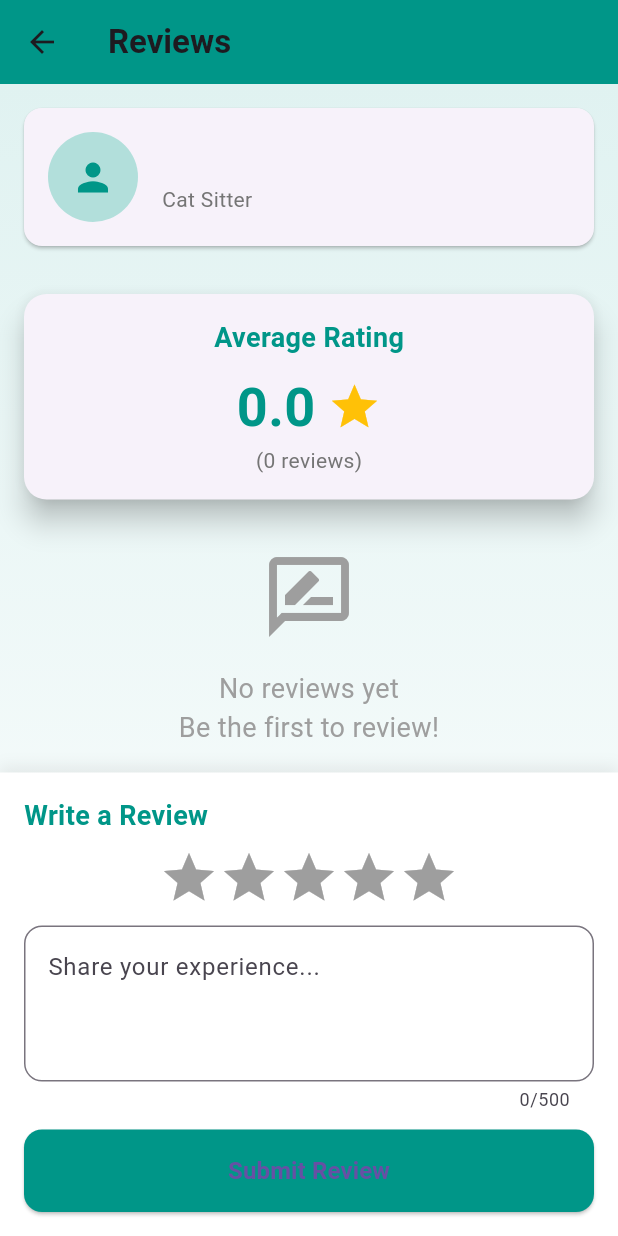
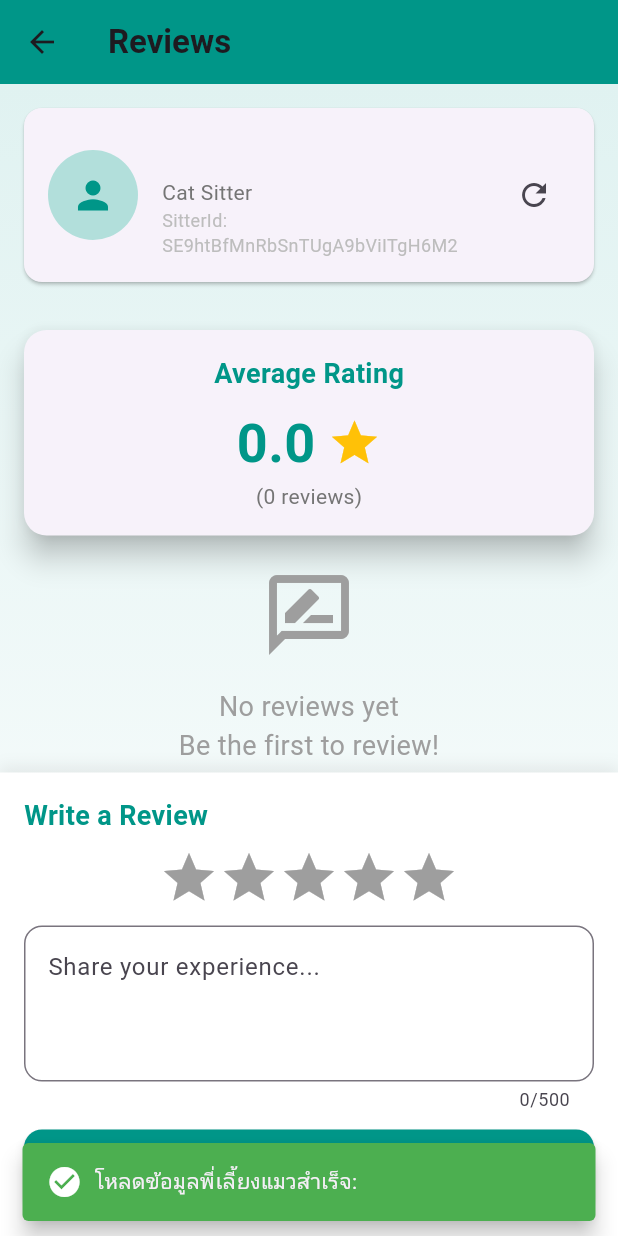
Before and after one commit to Itheans/HH, a Flutter app: the ReviewsPage screen opened directly, on a phone screen of 412 x 824 dp. Run offline on Flutter 3.47's test engine with Material 3 defaults, Android fonts, the phone set to English and light mode, and no system bars; drawn by our look-alikes of flutter_rating_bar; our stand-ins replace calendar_date_picker2, cloud_firestore, curved_navigation_bar, firebase_auth, firebase_core, firebase_storage and 10 more; missing offline and left inert: flutter_stripe; accounts and stored records are empty.

Commit message:
ล่าสุด7/3

```diff
--- a/lib/page2.dart/_CatSearchPageState.dart
+++ b/lib/page2.dart/_CatSearchPageState.dart
@@ -26,7 +26,7 @@ class _CatSearchPageState extends State<CatSearchPage> {
       final snapshot = await FirebaseFirestore.instance
           .collection('users')
           .doc(
-              'wVmQtidCCcRFbGevZcICnre9tPo2') // ใส่ user_id ของผู้ใช้ที่ต้องการดึงข้อมูล
+              'izpM2XvdqJW4odaugUa2f2a9TTZ2') // ใส่ user_id ของผู้ใช้ที่ต้องการดึงข้อมูล
           .collection('cats')
           .get();
 
--- a/lib/pages.dart/reviwe.dart
+++ b/lib/pages.dart/reviwe.dart
@@ -48,9 +48,9 @@ class ReviewConstants {
 
 class ReviewsPage extends StatefulWidget {
   final String itemId;
-  final String sitterId;
+  String sitterId; // เปลี่ยนจาก final เป็นแค่ String ธรรมดา
 
-  const ReviewsPage({
+  ReviewsPage({
     Key? key,
     required this.itemId,
     required this.sitterId,
@@ -73,9 +73,32 @@ class _ReviewsPageState extends State<ReviewsPage> {
   @override
   void initState() {
     super.initState();
+    _setHardcodedSitterId().then((_) {
       _initializeData();
       _setupScrollListener();
-    _loadSitterData();
+    });
+  }
+
+  // เพิ่มฟังก์ชันนี้ใน class _ReviewsPageState
+  Future<void> _setHardcodedSitterId() async {
+    // ระบุ sitterId ที่แน่นอนตรงนี้ - แทนที่ด้วย ID จริงของพี่เลี้ยงแมวที่คุณต้องการ
+    final String hardcodedSitterId = "SE9htBfMnRbSnTUgA9bViITgH6M2";
+
+    // อัปเดต sitterId ใน widget
+    setState(() {
+      // ในรูปแบบปกติจะไม่สามารถอัปเดต final ได้ แต่เราสามารถใช้ hack ดังนี้
+      (widget as dynamic).sitterId = hardcodedSitterId;
+    });
+
+    // โหลดข้อมูลใหม่
+    await _loadSitterData();
+
+    // ตรวจสอบว่าโหลดสำเร็จไหม
+    if (sitterName == 'Unknown') {
+      _showErrorSnackBar('ยังคงไม่สามารถโหลดข้อมูลพี่เลี้ยงแมวได้');
+    } else {
+      _showSuccessSnackBar('โหลดข้อมูลพี่เลี้ยงแมวสำเร็จ: $sitterName');
+    }
   }
 
   Future<void> _loadSitterData() async {
@@ -350,7 +373,10 @@ class _ReviewsPageState extends State<ReviewsPage> {
       margin: const EdgeInsets.all(16),
       child: Padding(
         padding: const EdgeInsets.all(16),
-        child: Row(
+        child: Column(
+          crossAxisAlignment: CrossAxisAlignment.start,
+          children: [
+            Row(
               children: [
                 CircleAvatar(
                   radius: 30,
@@ -377,8 +403,26 @@ class _ReviewsPageState extends State<ReviewsPage> {
                           fontSize: 14,
                         ),
                       ),
+                      // แสดง sitterId สำหรับการดีบัก
+                      Text(
+                        'SitterId: ${widget.sitterId}',
+                        style: TextStyle(
+                          fontSize: 12,
+                          color: Colors.grey[400],
+                        ),
+                      ),
                     ],
                   ),
+                ),
+                // เพิ่มปุ่มรีเฟรช
+                IconButton(
+                  icon: const Icon(Icons.refresh),
+                  onPressed: () {
+                    _loadSitterData();
+                    _initializeData();
+                  },
+                ),
+              ],
             ),
           ],
         ),
```
Lines whose indentation alone changed are shown as unchanged.
